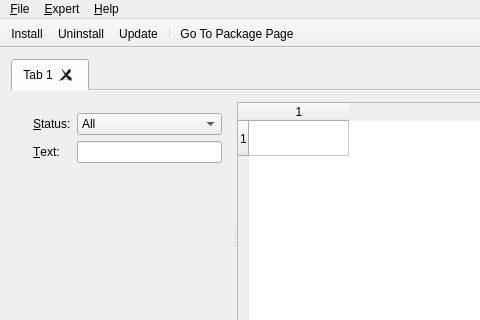
This is wpmcpp/mainwindow.ui in npackd/npackd as Qt 5 draws it before an edit; both pictures show x 0 to 480 and y 0 to 320 of the 631 by 416 pixel window. The edited form follows.
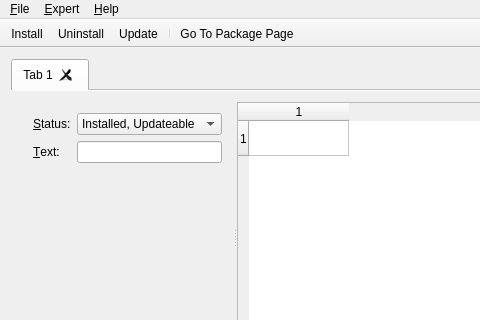
This is the edited form. Icons and pictures are not drawn.

Patch:
```diff
--- a/wpmcpp/mainwindow.ui
+++ b/wpmcpp/mainwindow.ui
@@ -69,7 +69,7 @@
             <item row="0" column="1">
              <widget class="QComboBox" name="comboBoxStatus">
               <property name="currentIndex">
-               <number>0</number>
+               <number>3</number>
               </property>
               <item>
                <property name="text">
```
